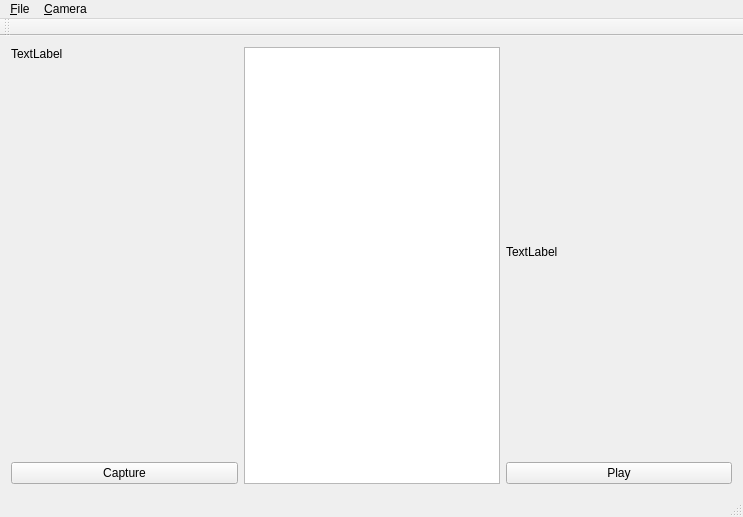
The window that source/mainwindow.ui (itai2/stopmotion) describes before a commit, drawn with Qt 5.
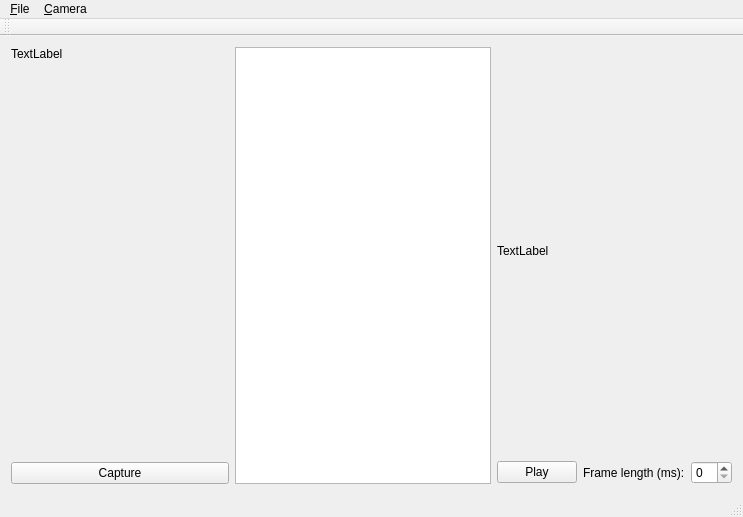
The same window after the commit. Custom widgets are drawn as their Qt base class.

Commit message: selecting speed

Patch:
```diff
--- a/source/mainwindow.ui
+++ b/source/mainwindow.ui
@@ -14,7 +14,7 @@
    <string>MainWindow</string>
   </property>
   <widget class="QWidget" name="centralWidget">
-   <layout class="QHBoxLayout" name="horizontalLayout" stretch="1,0,1">
+   <layout class="QHBoxLayout" name="horizontalLayout_2" stretch="1,0,1">
     <item>
      <layout class="QVBoxLayout" name="verticalLayout" stretch="0,1,0">
       <item>
@@ -52,11 +52,25 @@
        </widget>
       </item>
       <item>
+       <layout class="QHBoxLayout" name="horizontalLayout">
+        <item>
        <widget class="QPushButton" name="_play">
         <property name="text">
          <string>Play</string>
         </property>
        </widget>
+        </item>
+        <item>
+         <widget class="QLabel" name="label">
+          <property name="text">
+           <string>Frame length (ms):</string>
+          </property>
+         </widget>
+        </item>
+        <item>
+         <widget class="QSpinBox" name="_frameTimeMs"/>
+        </item>
+       </layout>
       </item>
      </layout>
     </item>
```
Lines whose indentation alone changed are shown as unchanged. The commit also changes 2 other files.
